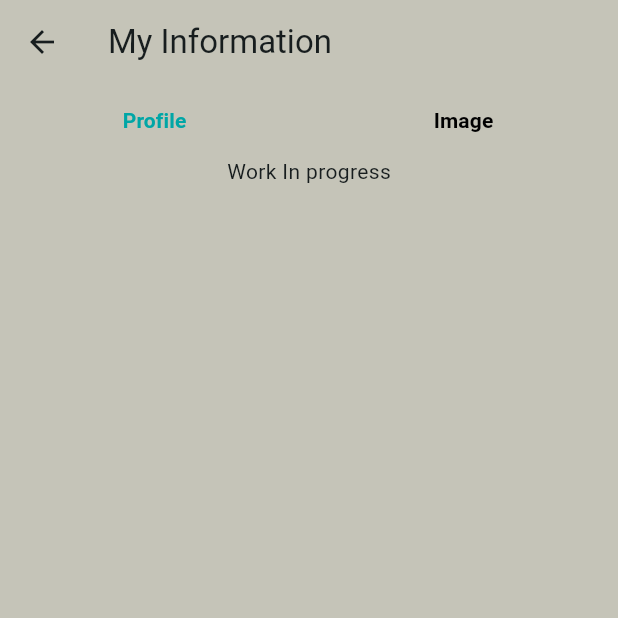
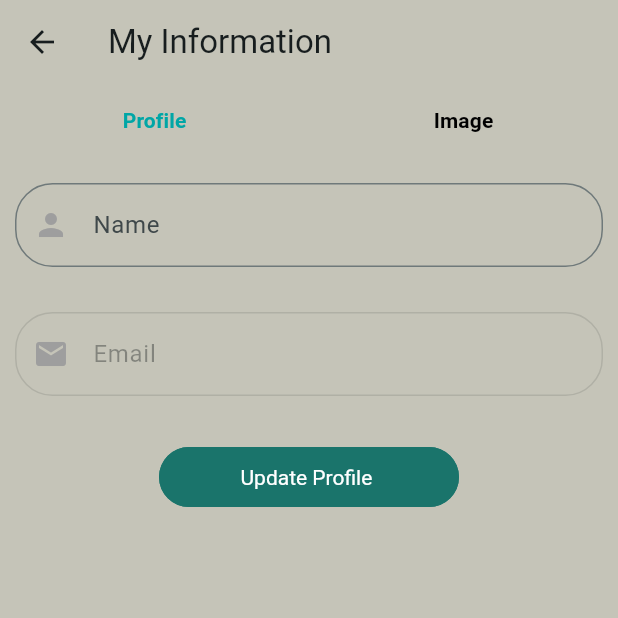
Before and after one commit to kushalchh07/MinimalChatAppUsingFlutter, a Flutter app: the CustomDrawer screen opened directly, after a tap on "My Information", on a phone screen of 412 x 824 dp, the top half of it. Run offline on Flutter 3.47's test engine with Material 3 defaults, Android fonts, the phone set to English and light mode, and no system bars; our stand-ins replace bloc, cached_network_image, cloud_firestore, equatable, firebase_auth, firebase_core and 8 more; missing offline and left inert: firebase_app_check; accounts and stored records are empty.

Commit message:
Feat: User Profile feature added

```diff
--- a/lib/Bloc/userBloc/user_bloc.dart
+++ b/lib/Bloc/userBloc/user_bloc.dart
@@ -2,6 +2,7 @@ import 'dart:async';
 import 'dart:developer';
 
 import 'package:bloc/bloc.dart';
+import 'package:chat_app/constants/Sharedpreferences/sharedpreferences.dart';
 import 'package:chat_app/constants/colors/colors.dart';
 import 'package:chat_app/services/auth_services.dart';
 import 'package:chat_app/services/chat_services.dart';
@@ -20,8 +21,9 @@ class UserBloc extends Bloc<UserEvent, UserState> {
     on<UnBlockUserEvent>(_onUnBlockedUserEvent);
     on<BlockUserEvent>(_onBlockUserEvent);
     on<LoadMyProfile>(_loadMyProfile);
+    on<UpdateProfile>(_updateProfile);
   }
-
+  final AuthService _authService = AuthService();
   Future<void> _onLoadUsers(LoadUsers event, Emitter<UserState> emit) async {
     emit(UsersLoading());
     try {
@@ -102,4 +104,24 @@ class UserBloc extends Bloc<UserEvent, UserState> {
           await _authService.getUserDataFromFirebase(event.userId)));
     } catch (e) {}
   }
+
+  FutureOr<void> _updateProfile(
+      UpdateProfile event, Emitter<UserState> emit) async {
+    try {
+      await _authService.updateProfile(event.fname).then((value) {
+        if (value == "updated") {
+
+          saveName(event.fname);
+          emit(UpdateProfileSuccess());
+        }
+      });
+    } catch (e) {
+      print(e);
+      Fluttertoast.showToast(
+          msg: "Failed To Update",
+          gravity: ToastGravity.BOTTOM,
+          toastLength: Toast.LENGTH_SHORT,
+          backgroundColor: errorColor);
+    }
+  }
 }
--- a/lib/Bloc/userBloc/user_event.dart
+++ b/lib/Bloc/userBloc/user_event.dart
@@ -20,8 +20,25 @@ class BlockUserEvent extends UserEvent {
   BlockUserEvent(this.blockedUserId);
 }
 
+class LoadMyProfileLoading extends UserEvent {}
+
 class LoadMyProfile extends UserEvent {
   final String userId;
 
   LoadMyProfile(this.userId);
 }
+
+class LoadMyProfileError extends UserEvent {}
+
+class UpdateProfile extends UserEvent {
+  String fname;
+  // String lname;
+  // String email;
+  // String phone;
+  UpdateProfile({
+    required this.fname,
+    // required this.lname,
+    // required this.email,
+    // required this.phone,
+  });
+}
--- a/lib/Bloc/userBloc/user_state.dart
+++ b/lib/Bloc/userBloc/user_state.dart
@@ -35,3 +35,4 @@ class UserBlockedActionState extends UserState{
 
   UserBlockedActionState(this.isBlocked);
 }
+class UpdateProfileSuccess extends UserState{}
--- a/lib/pages/Drawer/customDrawer.dart
+++ b/lib/pages/Drawer/customDrawer.dart
@@ -55,6 +55,7 @@ class _CustomDrawerState extends State<CustomDrawer> {
   @override
   void initState() {
     super.initState();
+    getProfileInfo();
   }
 
   @override
--- a/lib/pages/Drawer/user_profile.dart
+++ b/lib/pages/Drawer/user_profile.dart
@@ -1,8 +1,16 @@
+import 'package:chat_app/Bloc/userBloc/user_bloc.dart';
+import 'package:chat_app/Bloc/userBloc/user_event.dart';
 import 'package:chat_app/constants/colors/colors.dart';
 import 'package:chat_app/pages/Login&signUp/sign_uppage.dart';
+import 'package:firebase_auth/firebase_auth.dart';
+import 'package:firebase_core/firebase_core.dart';
 import 'package:flutter/cupertino.dart';
 import 'package:flutter/foundation.dart';
 import 'package:flutter/material.dart';
+import 'package:flutter_bloc/flutter_bloc.dart';
+import 'package:fluttertoast/fluttertoast.dart';
+
+import '../../Bloc/userBloc/user_state.dart';
 
 class UserProfile extends StatefulWidget {
   const UserProfile({super.key});
@@ -15,103 +23,146 @@ TextEditingController fullNameController = TextEditingController();
 TextEditingController emailController = TextEditingController();
 
 class _UserProfileState extends State<UserProfile> {
+  getUser() {
+    BlocProvider.of<UserBloc>(context)
+        .add(LoadMyProfile(FirebaseAuth.instance.currentUser!.uid));
+  }
+
+  @override
+  void initState() {
+    // TODO: implement initState
+    super.initState();
+    getUser();
+  }
+
   @override
   Widget build(BuildContext context) {
     return Container(
-      child: Text("Work In progress"),
-      // child: Center(
-      //   child: Padding(
-      //     padding: const EdgeInsets.symmetric(horizontal: 10.0, vertical: 8),
-      //     child: Column(
-      //       children: [
-      //         SizedBox(
-      //           height: 10,
-      //         ),
-      //         TextFormField(
-      //           cursorColor: greenColor,
-      //           controller: fullNameController,
-      //           validator: (value) {
-      //             if (value == null || value.isEmpty) {
-      //               return 'Please enter your Name';
-      //             }
-      //             if (value.length < 10) {
-      //               return 'Please enter valid Name';
-      //             }
-      //             return null;
-      //           },
-      //           textInputAction: TextInputAction.next,
-      //           keyboardType: TextInputType.name,
-      //           decoration: InputDecoration(
-      //             floatingLabelStyle: floatingLabelTextStyle(),
-      //             prefixIcon: Icon(
-      //               Icons.person,
-      //               color: greyColor,
-      //             ),
-      //             focusedBorder: customFocusBorder(),
-      //             border: OutlineInputBorder(
-      //               borderRadius: BorderRadius.circular(25),
-      //               borderSide: BorderSide(color: primaryColor, width: 2),
-      //             ),
-      //             labelStyle: TextStyle(color: greyColor, fontSize: 13),
-      //             hintText: 'Name',
-      //           ),
-      //         ),
-      //         const SizedBox(
-      //           height: 30,
-      //         ),
-      //         TextFormField(
-      //           cursorColor: greenColor,
-      //           controller: emailController,
-      //           validator: (value) {
-      //             if (value == null || value.isEmpty) {
-      //               return 'Please enter your Email';
-      //             }
-      //             if (value.length < 10) {
-      //               return 'Please enter valid Email';
-      //             }
-      //             return null;
-      //           },
-      //           textInputAction: TextInputAction.next,
-      //           keyboardType: TextInputType.emailAddress,
-      //           decoration: InputDecoration(
-      //             floatingLabelStyle: floatingLabelTextStyle(),
-      //             prefixIcon: Icon(
-      //               Icons.email,
-      //               color: greyColor,
-      //             ),
-      //             focusedBorder: customFocusBorder(),
-      //             border: OutlineInputBorder(
-      //               borderRadius: BorderRadius.circular(25),
-      //               borderSide: BorderSide(color: primaryColor, width: 2),
-      //             ),
-      //             labelStyle: TextStyle(color: greyColor, fontSize: 13),
-      //             hintText: 'Email',
-      //           ),
-      //         ),
-      //         SizedBox(
-      //           height: 30,
-      //         ),
-      //         ElevatedButton(
-      //           style: ElevatedButton.styleFrom(
-      //             backgroundColor: greenColor,
-      //             shape: StadiumBorder(),
-      //             padding: EdgeInsets.symmetric(horizontal: 20, vertical: 10),
-      //             minimumSize: Size(200, 40),
-      //             maximumSize: Size(200, 40),
-      //             elevation: 0,
-      //             textStyle: TextStyle(color: Colors.white),
-      //             side: BorderSide(color: greenColor),
-      //           ),
-      //           onPressed: () {},
-      //           child: Text(
-      //             'Update Profile ',
-      //             style: TextStyle(color: Colors.white),
-      //           ),
-      //         ),
-      //       ],
-      //     ),
-      //   ),
-      // ),
+      // child: Text("Work In progress"),
+      child: Center(
+        child: Padding(
+          padding: const EdgeInsets.symmetric(horizontal: 10.0, vertical: 8),
+          child: BlocConsumer<UserBloc, UserState>(
+            listener: (context, state) {
+              // TODO: implement listener
+              if (state is UpdateProfileSuccess) {
+                Fluttertoast.showToast(
+                    msg: "Profile Updated",
+                    gravity: ToastGravity.BOTTOM,
+                    toastLength: Toast.LENGTH_SHORT,
+                    backgroundColor: successColor);
+                Navigator.pop(context);
+              }
+            },
+            builder: (context, state) {
+              if (state is LoadMyProfileLoading) {
+                return Center(child: CircularProgressIndicator());
+              } else if (state is MyProfileLoaded) {
+                fullNameController.text = state.myprofile['name'];
+                emailController.text = state.myprofile['email'];
+                return Column(
+                  children: [
+                    SizedBox(
+                      height: 10,
+                    ),
+                    TextFormField(
+                      cursorColor: greenColor,
+                      controller: fullNameController,
+                      validator: (value) {
+                        if (value == null || value.isEmpty) {
+                          return 'Please enter your Name';
+                        }
+                        if (value.length < 10) {
+                          return 'Please enter valid Name';
+                        }
+                        return null;
+                      },
+                      textInputAction: TextInputAction.next,
+                      keyboardType: TextInputType.name,
+                      decoration: InputDecoration(
+                        floatingLabelStyle: floatingLabelTextStyle(),
+                        prefixIcon: Icon(
+                          Icons.person,
+                          color: greyColor,
+                        ),
+                        focusedBorder: customFocusBorder(),
+                        border: OutlineInputBorder(
+                          borderRadius: BorderRadius.circular(25),
+                          borderSide: BorderSide(color: primaryColor, width: 2),
+                        ),
+                        labelStyle: TextStyle(color: greyColor, fontSize: 13),
+                        hintText: 'Name',
+                      ),
+                    ),
+                    const SizedBox(
+                      height: 30,
+                    ),
+                    TextFormField(
+                      onTap: () {
+                        Fluttertoast.showToast(msg: "Email Can't be changed");
+                      },
+                      enabled: false,
+                      cursorColor: greenColor,
+                      controller: emailController,
+                      validator: (value) {
+                        if (value == null || value.isEmpty) {
+                          return 'Please enter your Email';
+                        }
+                        if (value.length < 10) {
+                          return 'Please enter valid Email';
+                        }
+                        return null;
+                      },
+                      textInputAction: TextInputAction.next,
+                      keyboardType: TextInputType.emailAddress,
+                      decoration: InputDecoration(
+                        floatingLabelStyle: floatingLabelTextStyle(),
+                        prefixIcon: Icon(
+                          Icons.email,
+                          color: greyColor,
+                        ),
+                        focusedBorder: customFocusBorder(),
+                        border: OutlineInputBorder(
+                          borderRadius: BorderRadius.circular(25),
+                          borderSide: BorderSide(color: primaryColor, width: 2),
+                        ),
+                        labelStyle: TextStyle(color: greyColor, fontSize: 13),
+                        hintText: 'Email',
+                      ),
+                    ),
+                    SizedBox(
+                      height: 30,
+                    ),
+                    ElevatedButton(
+                      style: ElevatedButton.styleFrom(
+                        backgroundColor: greenColor,
+                        shape: StadiumBorder(),
+                        padding:
+                            EdgeInsets.symmetric(horizontal: 20, vertical: 10),
+                        minimumSize: Size(200, 40),
+                        maximumSize: Size(200, 40),
+                        elevation: 0,
+                        textStyle: TextStyle(color: Colors.white),
+                        side: BorderSide(color: greenColor),
+                      ),
+                      onPressed: () {
+                        BlocProvider.of<UserBloc>(context)
+                            .add(UpdateProfile(fname: fullNameController.text));
+                      },
+                      child: Text(
+                        'Update Profile ',
+                        style: TextStyle(color: Colors.white),
+                      ),
+                    ),
+                  ],
+                );
+              } else {
+                return CupertinoActivityIndicator();
+              }
+            },
+          ),
+        ),
+      ),
     );
   }
 }
--- a/lib/services/auth_services.dart
+++ b/lib/services/auth_services.dart
@@ -197,4 +197,25 @@ class AuthService {
 
     return userData;
   }
+
+  Future<String> updateProfile(String newName) async {
+    try {
+      // Get the current user's UID
+      User? currentUser = FirebaseAuth.instance.currentUser;
+      if (currentUser == null) {
+        throw Exception("No user is currently signed in.");
+      }
+
+      // Reference to the user's document in the 'users' collection
+      DocumentReference userDoc =
+          FirebaseFirestore.instance.collection('users').doc(currentUser.uid);
+
+      // Update the 'name' field
+      await userDoc.update({'name': newName});
+      return "updated";
+      // print("User name updated successfully.");
+    } catch (e) {
+      rethrow;
+    }
+  }
 }
```
